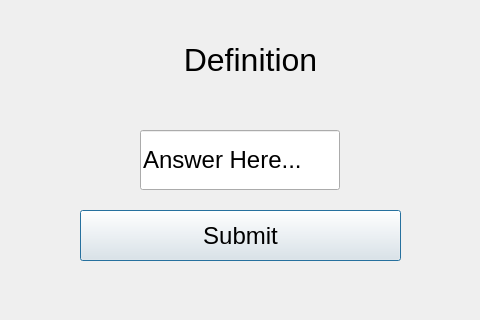
Qt form mainwindow.ui (MONKEYFACE678/QuizardsQT) before a commit; both pictures show x 150 to 630 and y 160 to 480 of the 800 by 600 pixel window.
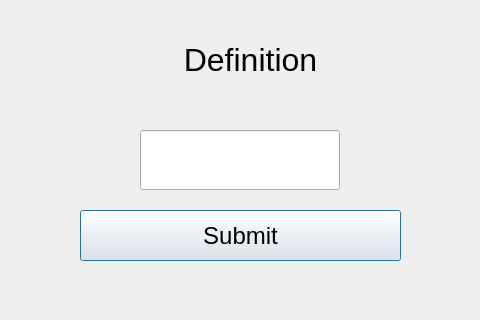
The same form after that commit.

Patch:
```diff
--- a/mainwindow.ui
+++ b/mainwindow.ui
@@ -67,7 +67,7 @@
      </font>
     </property>
     <property name="text">
-     <string>Answer Here...</string>
+     <string/>
     </property>
     <property name="alignment">
      <set>Qt::AlignmentFlag::AlignLeading|Qt::AlignmentFlag::AlignLeft|Qt::AlignmentFlag::AlignVCenter</set>
```
